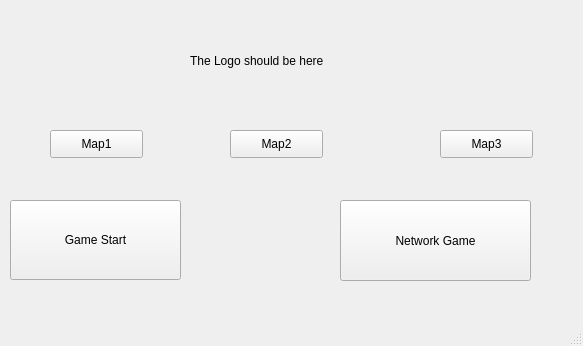
kkdlau/COMP2012H-OPERATION-H, file mainwindow.ui: the form before one commit.
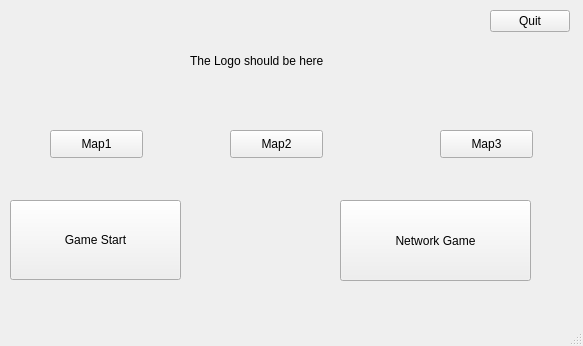
The form after the commit.

Commit message: pull this

What changed in the file:
```diff
--- a/mainwindow.ui
+++ b/mainwindow.ui
@@ -110,6 +110,19 @@
      <string>The Logo should be here</string>
     </property>
    </widget>
+   <widget class="QPushButton" name="pushButton">
+    <property name="geometry">
+     <rect>
+      <x>490</x>
+      <y>10</y>
+      <width>80</width>
+      <height>22</height>
+     </rect>
+    </property>
+    <property name="text">
+     <string>Quit</string>
+    </property>
+   </widget>
   </widget>
   <widget class="QMenuBar" name="menubar">
    <property name="geometry">
```
The commit also changes 2 other files.
